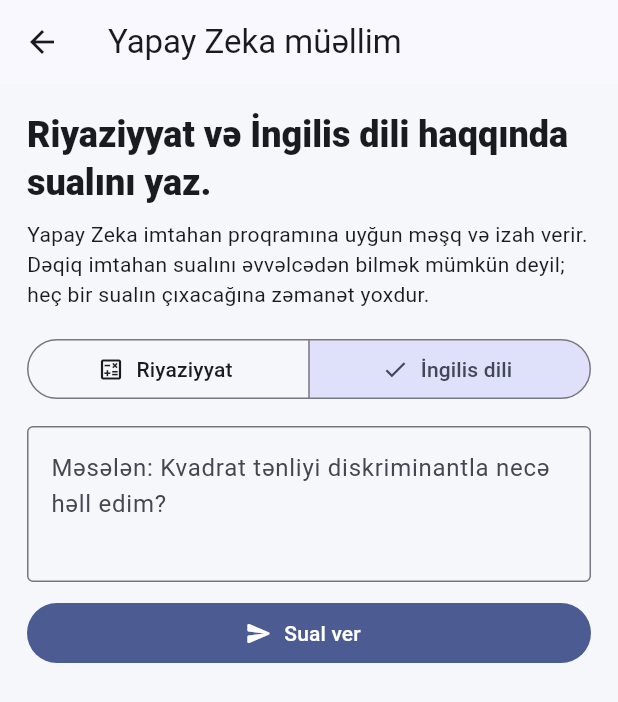
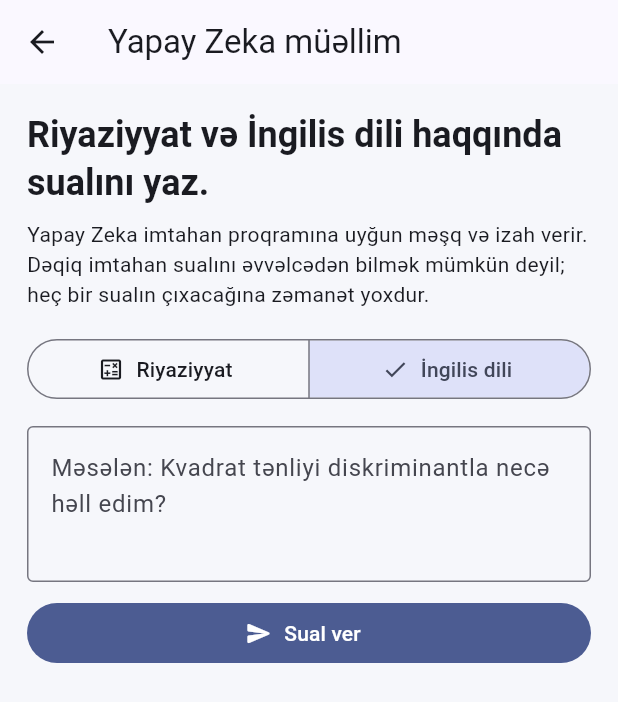
Before and after one commit to asysu/apk, a Flutter app: the AiTutorScreen screen opened directly, after a tap on "İngilis dili", on a phone screen of 412 x 824 dp. Shown: the top 702 px of the screen. Run offline on Flutter 3.47's test engine with Material 3 defaults, Android fonts, the phone set to English and light mode, and no system bars; our stand-ins replace shared_preferences; accounts and stored records are empty.

Commit message:
Allow app use despite uncertain connectivity
Remove the global connectivity gate so local lessons remain usable when Android misreports network state.

Co-authored-by: Copilot <223556219+Copilot@users.noreply.github.com>

```diff
--- a/lib/screens/ai_tutor_screen.dart
+++ b/lib/screens/ai_tutor_screen.dart
@@ -176,7 +176,7 @@ class _AiTutorScreenState extends State<AiTutorScreen> {
             style: Theme.of(context)
                 .textTheme
                 .headlineSmall
-                ?.copyWith(fontWeight: FontWeight.w800),
+                ?.copyWith(fontWeight: FontWeight.w600),
           ),
           const SizedBox(height: 8),
           const Text(
--- a/lib/screens/review_gate_screen.dart
+++ b/lib/screens/review_gate_screen.dart
@@ -75,7 +75,7 @@ class _ReviewGateScreenState extends State<ReviewGateScreen> {
             style: Theme.of(context)
                 .textTheme
                 .headlineSmall
-                ?.copyWith(fontWeight: FontWeight.w800),
+                ?.copyWith(fontWeight: FontWeight.w600),
           ),
           const SizedBox(height: 8),
           Text('Təkrar mövzusu: ${widget.topic.title}'),
--- a/lib/screens/study_screen.dart
+++ b/lib/screens/study_screen.dart
@@ -234,7 +234,7 @@ class _StudyScreenState extends State<StudyScreen> {
               style: Theme.of(context)
                   .textTheme
                   .headlineSmall
-                  ?.copyWith(fontWeight: FontWeight.w800),
+                  ?.copyWith(fontWeight: FontWeight.w600),
             ),
             const SizedBox(height: 14),
             _InfoCard(
@@ -465,7 +465,7 @@ class _CompletionCard extends StatelessWidget {
                 style: Theme.of(context)
                     .textTheme
                     .titleLarge
-                    ?.copyWith(fontWeight: FontWeight.w800),
+                    ?.copyWith(fontWeight: FontWeight.w600),
                 textAlign: TextAlign.center,
               ),
               const SizedBox(height: 8),
--- a/lib/services/internet_connection_monitor.dart
+++ /dev/null
@@ -1,69 +0,0 @@
-import 'dart:async';
-
-import 'package:connectivity_plus/connectivity_plus.dart';
-import 'package:flutter/foundation.dart';
-
-class InternetConnectionMonitor {
-  InternetConnectionMonitor({Connectivity? connectivity})
-      : _connectivity = connectivity ?? Connectivity();
-
-  final Connectivity _connectivity;
-  final ValueNotifier<bool?> isOnline = ValueNotifier(null);
-  StreamSubscription<List<ConnectivityResult>>? _subscription;
-  Timer? _retryTimer;
-  int _consecutiveOfflineChecks = 0;
-  bool _checking = false;
-  bool _disposed = false;
-
-  Future<void> start() async {
-    if (_disposed) return;
-    _subscription = _connectivity.onConnectivityChanged.listen(
-      (_) => unawaited(check()),
-      onError: (Object error) {
-        debugPrint('Network state monitoring failed: $error');
-        unawaited(check());
-      },
-    );
-    _retryTimer = Timer.periodic(
-      const Duration(seconds: 3),
-      (_) => unawaited(check()),
-    );
-    await check();
-  }
-
-  Future<void> check() async {
-    if (_checking || _disposed) return;
-    _checking = true;
-    try {
-      final connections = await _connectivity.checkConnectivity();
-      if (_disposed) return;
-      if (connections
-          .any((connection) => connection != ConnectivityResult.none)) {
-        _consecutiveOfflineChecks = 0;
-        _setOnline(true);
-        return;
-      }
-
-      _consecutiveOfflineChecks++;
-      // Allow Android time to discover the network during the first launch.
-      if (_consecutiveOfflineChecks >= 2 || isOnline.value == true) {
-        _setOnline(false);
-      }
-    } on Object catch (error) {
-      debugPrint('Network state check failed: $error');
-    } finally {
-      _checking = false;
-    }
-  }
-
-  void _setOnline(bool value) {
-    if (!_disposed && isOnline.value != value) isOnline.value = value;
-  }
-
-  void dispose() {
-    _disposed = true;
-    _retryTimer?.cancel();
-    unawaited(_subscription?.cancel());
-    isOnline.dispose();
-  }
-}
--- a/pubspec.yaml
+++ b/pubspec.yaml
@@ -9,7 +9,6 @@ environment:
 dependencies:
   flutter:
     sdk: flutter
-  connectivity_plus: ^6.1.4
   http: ^1.2.2
   shared_preferences: ^2.3.2
 
```
Also changed, not shown: lib/main.dart (+11 -91 lines), pubspec.lock, 1 other file.
